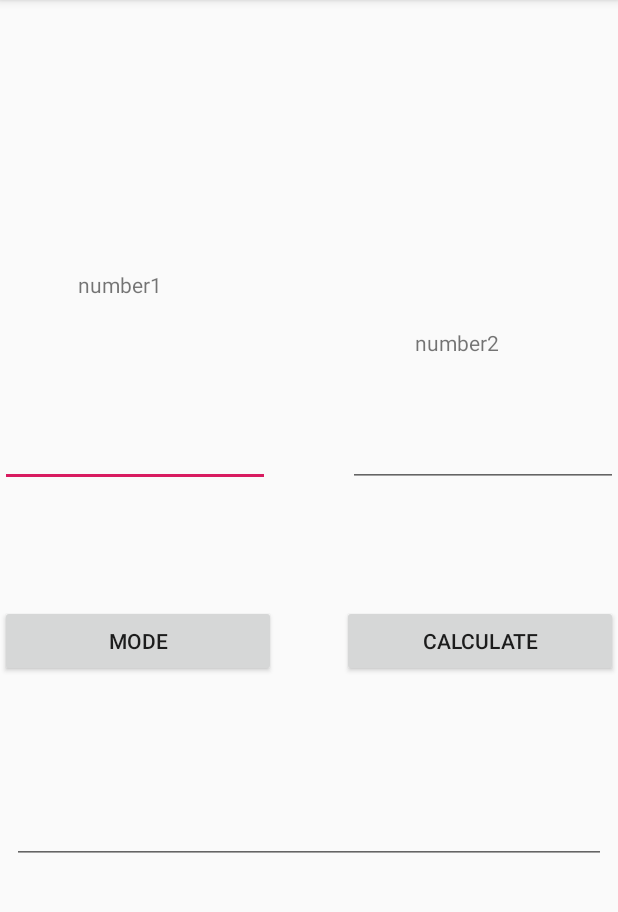
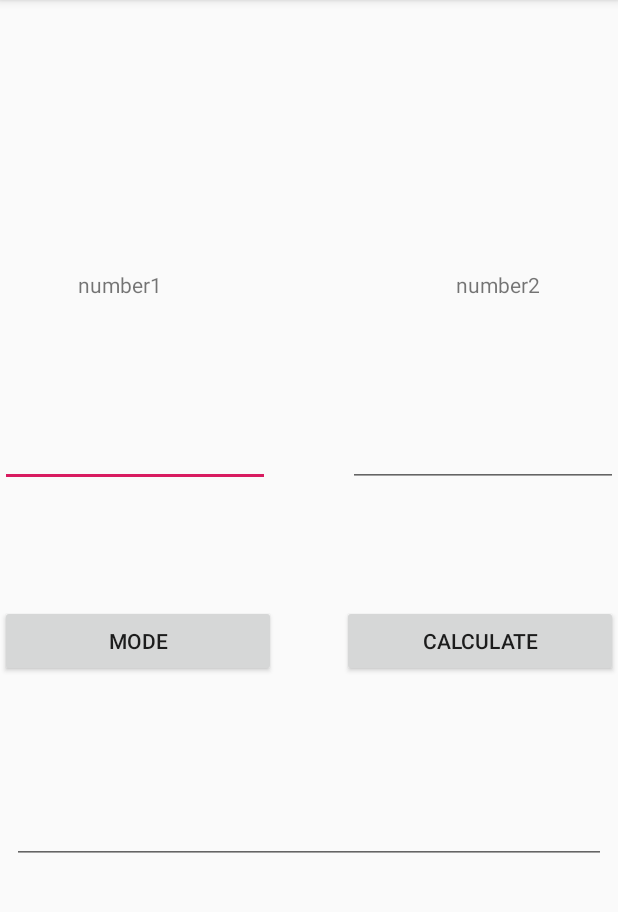
Before and after one commit to knowasaritra/projtest, an Android app: the screen it shows after launch (MainActivity), on a phone screen of 412 x 824 dp, the part 84-996 px from its top. Run offline under Robolectric (Android 15) with nearby library versions, the phone set to English and light mode, and no system bars.

Commit message:
second commit

```diff
--- a/app/src/main/res/layout/activity_main.xml
+++ b/app/src/main/res/layout/activity_main.xml
@@ -5,6 +5,20 @@
     android:layout_width="match_parent"
     android:layout_height="match_parent"
     tools:context=".MainActivity">
+
+    <TextView
+        android:id="@+id/textView"
+        android:layout_width="wrap_content"
+        android:layout_height="match_parent"
+        android:layout_marginStart="304dp"
+        android:layout_marginLeft="304dp"
+        android:layout_marginTop="180dp"
+        android:layout_marginBottom="532dp"
+        android:text="number2"
+        app:layout_constraintBottom_toBottomOf="parent"
+        app:layout_constraintStart_toStartOf="parent"
+        app:layout_constraintTop_toTopOf="parent"
+        app:layout_constraintVertical_bias="0.0" />
 
     <EditText
         android:id="@+id/editText4"
@@ -84,20 +98,10 @@
         app:layout_constraintVertical_bias="0.562" />
 
     <TextView
-        android:id="@+id/textView2"
-        android:layout_width="83dp"
-        android:layout_height="17dp"
-        android:layout_marginEnd="52dp"
-        android:layout_marginRight="52dp"
-        android:layout_marginBottom="532dp"
-        android:text="number2"
-        app:layout_constraintBottom_toBottomOf="parent"
-        app:layout_constraintEnd_toEndOf="parent" />
-
-    <TextView
         android:id="@+id/textView3"
-        android:layout_width="77dp"
-        android:layout_height="17dp"
+        android:layout_width="wrap_content"
+        android:layout_height="match_parent"
+        android:layout_marginStart="52dp"
         android:layout_marginLeft="52dp"
         android:layout_marginTop="180dp"
         android:layout_marginBottom="532dp"
@@ -105,5 +109,5 @@
         app:layout_constraintBottom_toBottomOf="parent"
         app:layout_constraintStart_toStartOf="parent"
         app:layout_constraintTop_toTopOf="parent"
-        app:layout_constraintVertical_bias="0.001" />
+        app:layout_constraintVertical_bias="1.0" />
 </android.support.constraint.ConstraintLayout>
```
